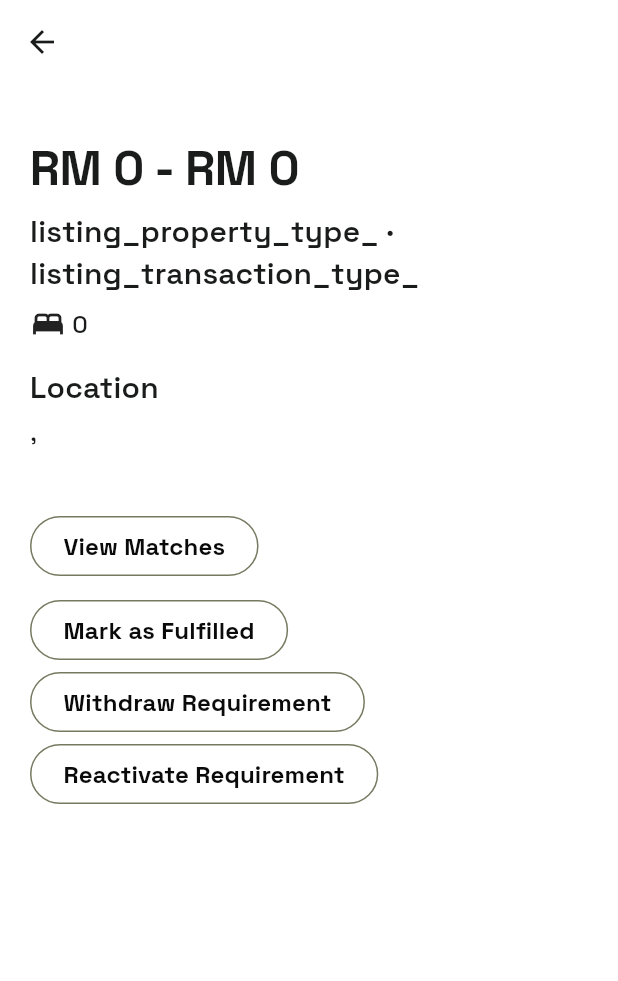
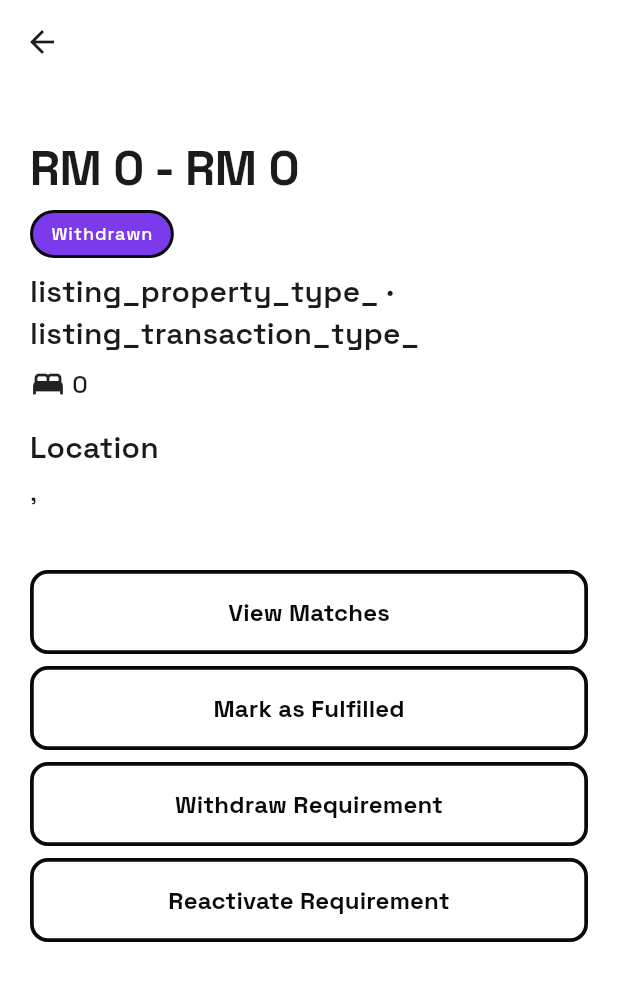
Before and after one commit to vertigo1794/renly, a Flutter app: the RequirementDetailScreen screen opened directly with empty values, on a phone screen of 412 x 824 dp. Shown: the top 981 px of the screen. Run offline on Flutter 3.47's test engine with Material 3 defaults, Android fonts, the phone set to English and light mode, and no system bars; our stand-ins replace easy_localization, firebase_core, firebase_messaging, flutter_dotenv, flutter_riverpod, go_router and 4 more; missing offline and left inert: flutter_stripe; accounts and stored records are empty; network calls fail.

Commit message:
feat: restyle RequirementDetailScreen with BrutalistButton and StatusBadge
Structural mirror of Task 8 (PropertyDetailScreen) applied to the
Requirement domain: adds a StatusBadge under the budget-range headline
via a new _statusLabel helper (open/fulfilled/withdrawn), and swaps the
4 conditionally-rendered action buttons (View Matches, Mark Fulfilled,
Withdraw, Reactivate) from OutlinedButton to BrutalistButton
(secondary variant), with spacing fixes between them.

```diff
--- a/app/lib/features/requirement/requirement_detail_screen.dart
+++ b/app/lib/features/requirement/requirement_detail_screen.dart
@@ -3,7 +3,9 @@ import 'package:flutter/material.dart';
 import 'package:flutter_riverpod/flutter_riverpod.dart';
 import 'package:go_router/go_router.dart';
 
+import '../../core/widgets/brutalist_button.dart';
 import '../../core/widgets/signed_photo.dart';
+import '../../core/widgets/status_badge.dart';
 import 'models/requirement.dart';
 import 'requirement_formatting.dart';
 import 'requirement_providers.dart';
@@ -21,6 +23,17 @@ class RequirementDetailScreen extends ConsumerStatefulWidget {
 }
 
 class _RequirementDetailScreenState extends ConsumerState<RequirementDetailScreen> {
+  String _statusLabel(String status) {
+    switch (status) {
+      case 'open':
+        return 'requirement_tab_open'.tr();
+      case 'fulfilled':
+        return 'requirement_tab_fulfilled'.tr();
+      default:
+        return 'inventory_tab_withdrawn'.tr();
+    }
+  }
+
   /// Takes the requirement (not just the new status) so the two list
   /// providers can be invalidated too -- otherwise a requirement marked
   /// fulfilled here stays on the board and in My Requirements' Open tab
@@ -100,6 +113,8 @@ class _RequirementDetailScreenState extends ConsumerState<RequirementDetailScree
                     style: Theme.of(context).textTheme.headlineLarge,
                   ),
                   const SizedBox(height: 8),
+                  StatusBadge(label: _statusLabel(requirement.status)),
+                  const SizedBox(height: 8),
                   Text(
                     '${'listing_property_type_${requirement.propertyType}'.tr()} · '
                     '${'listing_transaction_type_${requirement.transactionType}'.tr()}',
@@ -137,21 +152,28 @@ class _RequirementDetailScreenState extends ConsumerState<RequirementDetailScree
                   }),
                   const SizedBox(height: 24),
                   if (isOwner) ...[
-                    OutlinedButton(
+                    BrutalistButton(
+                      label: 'matching_view_matches'.tr(),
                       onPressed: () => context.push('/requirement-board/${widget.requirementId}/matches'),
-                      child: Text('matching_view_matches'.tr()),
+                      variant: BrutalistButtonVariant.secondary,
                     ),
                     const SizedBox(height: 8),
-                    if (requirement.status != 'fulfilled')
-                      OutlinedButton(
+                    if (requirement.status != 'fulfilled') ...[
+                      BrutalistButton(
+                        label: 'requirement_mark_fulfilled'.tr(),
                         onPressed: () => _changeStatus(requirement, 'fulfilled'),
-                        child: Text('requirement_mark_fulfilled'.tr()),
+                        variant: BrutalistButtonVariant.secondary,
                       ),
-                    if (requirement.status != 'withdrawn')
-                      OutlinedButton(
+                      const SizedBox(height: 8),
+                    ],
+                    if (requirement.status != 'withdrawn') ...[
+                      BrutalistButton(
+                        label: 'requirement_withdraw'.tr(),
                         onPressed: () => _changeStatus(requirement, 'withdrawn'),
-                        child: Text('requirement_withdraw'.tr()),
+                        variant: BrutalistButtonVariant.secondary,
                       ),
+                      const SizedBox(height: 8),
+                    ],
                     if (requirement.status != 'open') ...[
                       if (atCap) ...[
                         Text(
@@ -160,9 +182,10 @@ class _RequirementDetailScreenState extends ConsumerState<RequirementDetailScree
                         ),
                         const SizedBox(height: 8),
                       ],
-                      OutlinedButton(
+                      BrutalistButton(
+                        label: 'requirement_reactivate'.tr(),
                         onPressed: atCap ? null : () => _changeStatus(requirement, 'open'),
-                        child: Text('requirement_reactivate'.tr()),
+                        variant: BrutalistButtonVariant.secondary,
                       ),
                     ],
                   ],
```
Also changed, not shown: 1 other file.
